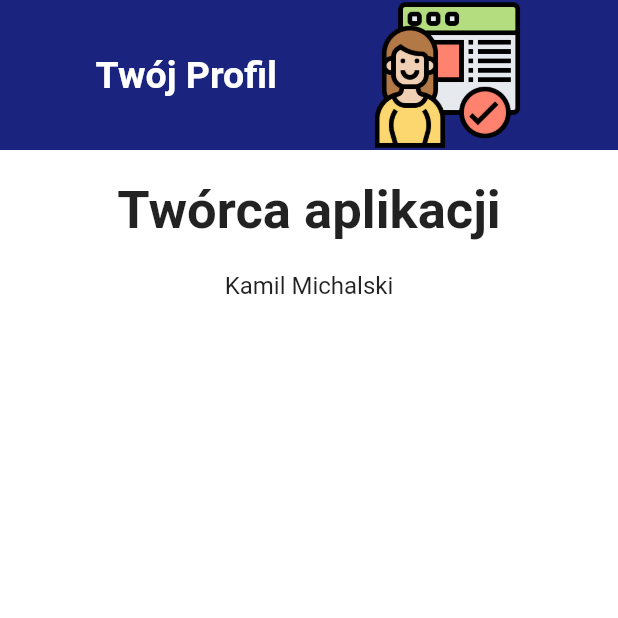
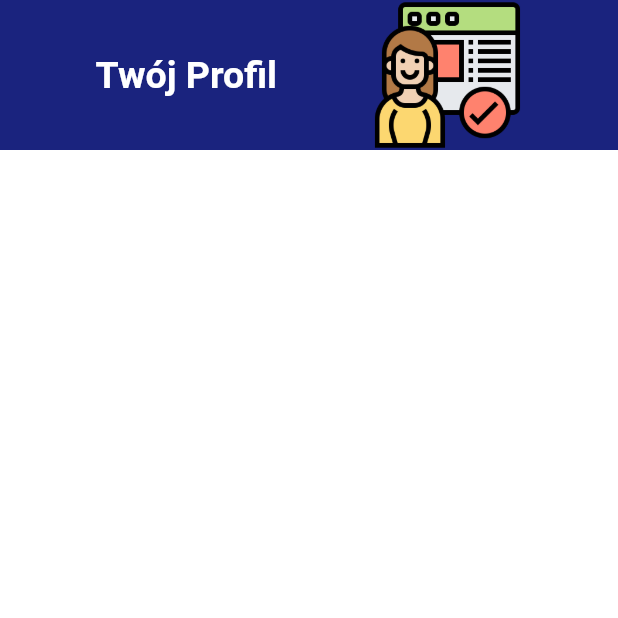
Before and after one commit to Melo07022/Crossword-Generator, a Flutter app: the ProfileUser screen opened directly, on a phone screen of 412 x 824 dp, the top half of it. Run offline on Flutter 3.47's test engine with Material 2 defaults, Android fonts, the phone set to English and light mode, and no system bars; our stand-ins replace google_fonts; Roboto replaces fonts that are missing (Ubuntu).

```diff
--- a/lib/UserProfile/UserProfilePage.dart
+++ b/lib/UserProfile/UserProfilePage.dart
@@ -1,15 +1,28 @@
+import 'dart:io';
+
 import 'package:flutter/material.dart';
+import 'package:flutter/services.dart';
 import 'package:google_fonts/google_fonts.dart';
+import 'package:path_provider/path_provider.dart';
 
-class ProfileUser extends StatelessWidget {
+class ProfileUser extends StatefulWidget {
   const ProfileUser({Key? key}) : super(key: key);
 
   @override
+  State<ProfileUser> createState() => _ProfileUserState();
+}
+
+
+
+class _ProfileUserState extends State<ProfileUser> {
+
+  @override
   Widget build(BuildContext context) {
+
     return Scaffold(
       backgroundColor: Color(0xFF1A237E),
 
-      body: SafeArea(
+      body:SafeArea(
 
         child: Column(
 
@@ -18,11 +31,13 @@ class ProfileUser extends StatelessWidget {
               mainAxisAlignment: MainAxisAlignment.spaceEvenly,
               children: [
                 Text("Twój Profil", style: GoogleFonts.ubuntu(textStyle:  TextStyle(fontSize: 25, color: Colors.white, fontWeight: FontWeight.bold),),),
-                Image.asset("images/userprofile.png", width: 100, height: 100,)
+                Image.asset("images/userprofile.png", width: 100, height: 100,),
+
               ],
             ),
             Expanded(
               child: ClipRRect(
+
                 child: Container(
                   width: 900,
 
@@ -30,11 +45,7 @@ class ProfileUser extends StatelessWidget {
                   child: Column(
                     mainAxisSize: MainAxisSize.max,
                     children: [
-                      Padding(padding: EdgeInsets.only(top: 20)),
-                      Text("Twórca aplikacji", style: GoogleFonts.ubuntu(textStyle: TextStyle(fontWeight: FontWeight.bold, fontSize: 35)),textAlign: TextAlign.center),
-                      SizedBox(height: 20,),
-                      Text("Kamil Michalski", style: TextStyle(fontSize: 16),textAlign: TextAlign.center),
-                      SizedBox(height: 20,),
+
 
 
                     ],
```
Also changed, not shown: pubspec.yaml (+9 -1 lines), pubspec.lock, 17 other files.
